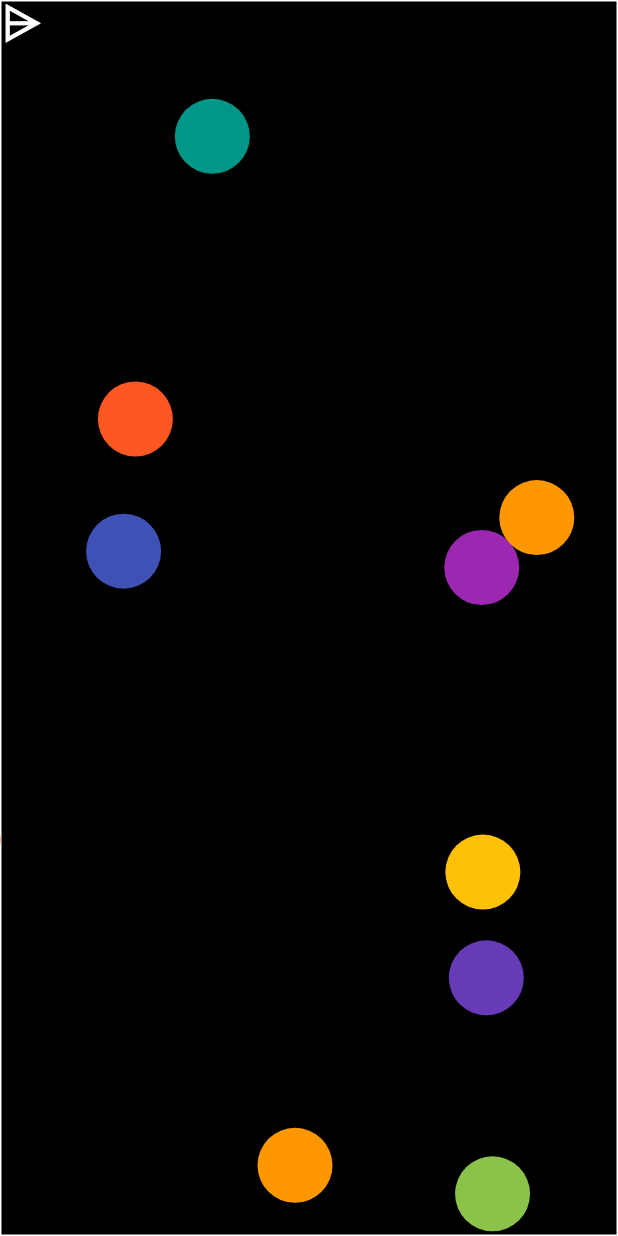
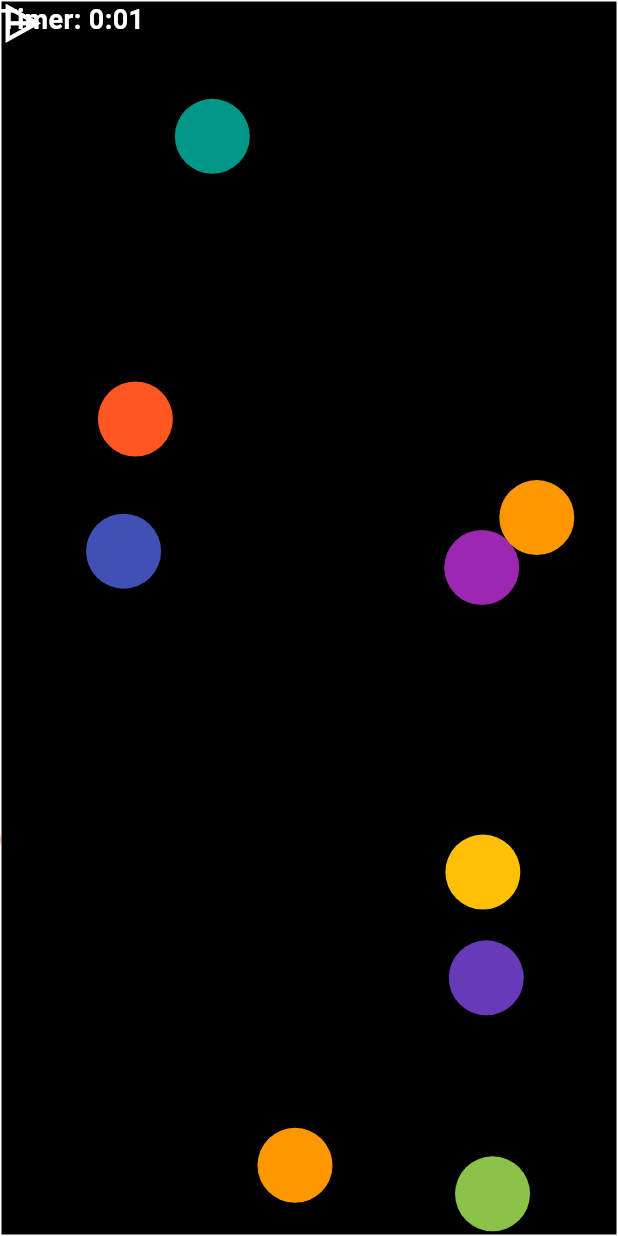
Before and after one commit to VhiteshMore/asteroid_flutter, a Flutter app: the screen it shows after launch, after a tap on "Start Game", on a phone screen of 412 x 824 dp. Run offline on Flutter 3.47's test engine with Material 3 defaults, Android fonts, the phone set to English and light mode, and no system bars.

Commit message:
-- Added timer

```diff
--- a/lib/constants/constants.dart
+++ b/lib/constants/constants.dart
@@ -1,6 +1,8 @@
 class AppStrings {
 
   static const String startGame = 'Start Game';
+  static const String gameOver = 'Game Over';
+  static const String tryAgain = 'Try Again';
 
 }
 
--- a/lib/models/shape.dart
+++ b/lib/models/shape.dart
@@ -78,26 +78,22 @@ class Square extends Shape {
 
   @override
   double left(Offset pos) {
-    // TODO: implement maxX
-    throw UnimplementedError();
+    return pos.dx;
   }
 
   @override
   double top(Offset pos) {
-    // TODO: implement maxY
-    throw UnimplementedError();
+    return pos.dy;
   }
 
   @override
   double right(Offset pos) {
-    // TODO: implement minX
-    throw UnimplementedError();
+    return pos.dx + side;
   }
 
   @override
   double bottom(Offset pos) {
-    // TODO: implement minY
-    throw UnimplementedError();
+    return pos.dy + side;
   }
 
 }
--- a/lib/ui/feature/game/bloc/game_bloc.dart
+++ b/lib/ui/feature/game/bloc/game_bloc.dart
@@ -1,3 +1,4 @@
+import 'dart:async';
 import 'dart:math' as math;
 
 import 'package:asteroid_flutter/models/index.dart';
@@ -10,17 +11,23 @@ import '../../../../utils/player_trajectory.dart';
 class GameBloc extends ChangeNotifier {
 
   final Player _player;
+  final VoidCallback gameOver;
   late final GameTicker _gameTicker;
   List<Asteroid> _asteroids = [];
   final GlobalKey gameScreenKey = GlobalKey();
   double _initialFrameOffsetLimit = 0;
   int _minAsteroidCount = 10;
   final PlayerTrajectory _playerTrajectory = PlayerTrajectory();
+  Timer? _timer;
+  int _seconds = 0;
+
+  int get getTime => _seconds;
 
   bool _gameStarted = false;
 
   GameBloc({
     required Player player,
+    required this.gameOver,
   }) : _player = player;
 
   double playerPosX() => _player.posX!;
@@ -44,6 +51,10 @@ class GameBloc extends ChangeNotifier {
     _gameStarted = true;
     _startTicker(gameBox);
     _initializeParticles(asteroidCount: _minAsteroidCount, gameBox: gameBox);
+    _timer = Timer.periodic(
+      const Duration(seconds: 1),
+      (timer) {_seconds++;},
+    );
     _update();
   }
 
@@ -61,6 +72,7 @@ class GameBloc extends ChangeNotifier {
   void _gameOver() {
     _gameTicker.stop();
     _update();
+    gameOver();
   }
 
   void _startTicker(RenderBox gameBox) {
@@ -213,4 +225,11 @@ class GameBloc extends ChangeNotifier {
 
   void _update() => notifyListeners();
 
+  @override
+  void dispose() {
+    _asteroids.clear();
+    _player.projectiles.clear();
+    super.dispose();
+  }
+
 }
--- a/lib/ui/feature/game/screens/game_screen.dart
+++ b/lib/ui/feature/game/screens/game_screen.dart
@@ -1,6 +1,7 @@
 import 'package:asteroid_flutter/models/player.dart';
 import 'package:asteroid_flutter/models/shape.dart';
 import 'package:asteroid_flutter/ui/feature/game/bloc/game_bloc.dart';
+import 'package:asteroid_flutter/ui/feature/game/screens/game_over_screen.dart';
 import 'package:asteroid_flutter/ui/widgets/pointer_widget.dart';
 import 'package:flutter/material.dart';
 
@@ -23,7 +24,12 @@ class _GameScreenState extends State<GameScreen> with SingleTickerProviderStateM
   @override
   void initState() {
     super.initState();
-    _gameBloc = GameBloc(player: Player(height: 50, width: 50, shape: Circle(radius: 10)));
+    _gameBloc = GameBloc(
+      player: Player(height: 50, width: 50, shape: Square(side: 5)),
+      gameOver: () {
+        Navigator.of(context).pushReplacementNamed(GameOverScreen.route, arguments: {'seconds': _gameBloc.getTime});
+      },
+    );
     WidgetsBinding.instance.addPostFrameCallback((timeStamp) {
       _gameBloc.startGame();
     },);
@@ -31,7 +37,9 @@ class _GameScreenState extends State<GameScreen> with SingleTickerProviderStateM
 
   @override
   Widget build(BuildContext context) {
-    return Container(
+    return Material(
+      type: MaterialType.transparency,
+      child: Container(
         height: double.infinity,
         width: double.infinity,
         decoration: const BoxDecoration(
@@ -46,7 +54,7 @@ class _GameScreenState extends State<GameScreen> with SingleTickerProviderStateM
             animation: _gameBloc,
             builder: (context, child) {
               return Stack(
-              fit: StackFit.expand,
+                fit: StackFit.passthrough,
                 children: [
                   //Asteroid Custom Painter Layer
                   Container(
@@ -74,12 +82,39 @@ class _GameScreenState extends State<GameScreen> with SingleTickerProviderStateM
                       ),
                     ),
                   ),
+                  Align(
+                    alignment: Alignment.topLeft,
+                    child: Text(
+                      'Timer: ${getFormattedTime()}',
+                      style: const TextStyle(
+                          fontSize: 18,
+                          fontWeight: FontWeight.w600,
+                          color: Colors.white,
+                        decoration: null,
+                      ),
+                    ),
+                  ),
                 ],
               );
             },
           ),
         ),
+      ),
     );
   }
 
+  String getFormattedTime() {
+    String time = '';
+    int minutes = _gameBloc.getTime ~/ 60;
+    int seconds = _gameBloc.getTime;
+    time = '${minutes > 0 ? minutes : 0 }:${seconds > 60 ? (minutes > 0 ? seconds - minutes*60 : seconds) : (seconds < 10 ? '0$seconds' : seconds)}';
+    return time;
   }
+
+  @override
+  void dispose() {
+    _gameBloc.dispose();
+    super.dispose();
+  }
+
+}
--- a/lib/ui/feature/game/screens/intro_screen.dart
+++ b/lib/ui/feature/game/screens/intro_screen.dart
@@ -40,8 +40,8 @@ class _IntroScreenState extends State<IntroScreen> {
                       AppStrings.startGame,
                       style: TextStyle(
                           color: Colors.white,
-                          fontSize: 16,
-                          fontWeight: FontWeight.w500),
+                          fontSize: 18,
+                          fontWeight: FontWeight.w600),
                     ),
                   ),
                 )
```
Also changed, not shown: lib/main.dart (+10 -15 lines), lib/ui/feature/game/screens/game_over_screen.dart (added, +86 -0 lines). Lines whose indentation alone changed are shown as unchanged.
